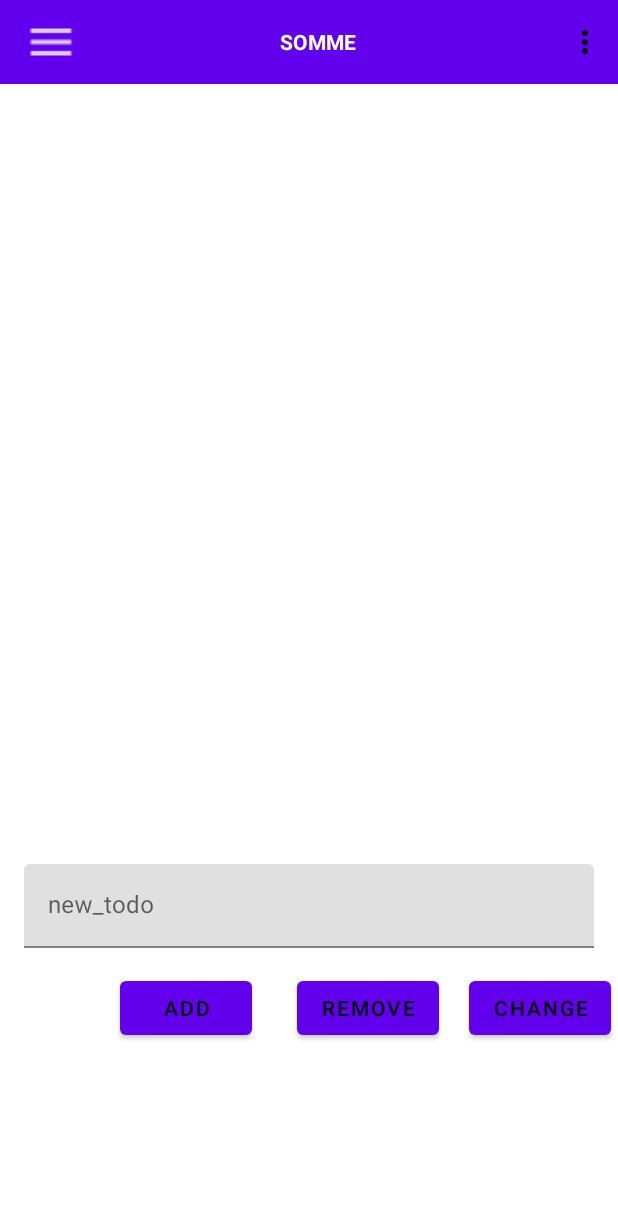
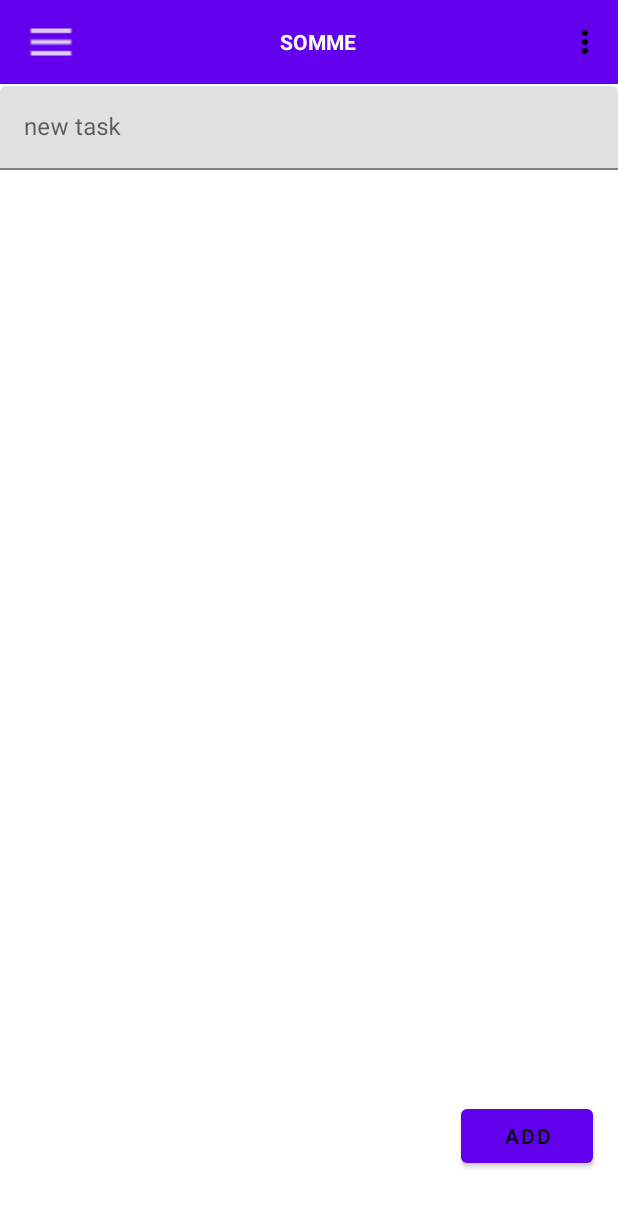
Before and after one commit to khalilkml/math, an Android app: the MainActivity screen opened directly, with no data from a screen before it, after a tap on an icon or button, on a phone screen of 412 x 824 dp. Shown: the top 1207 px of the screen. Run offline under Robolectric (Android 15) with nearby library versions, the phone set to English and light mode, and no system bars; our stand-ins replace Firebase (no records; nobody signed in at launch, a user with empty details on screens opened directly), navigation-ui; 1 other tap on this screen came first.

Commit message:
The task displaying order/back stacks are fixed

```diff
--- a/app/src/main/AndroidManifest.xml
+++ b/app/src/main/AndroidManifest.xml
@@ -56,6 +56,7 @@
         </activity>
         <activity
             android:name=".MainActivity"
+            android:windowSoftInputMode="adjustResize"
             android:exported="true">
             <intent-filter>
                 <action android:name="android.intent.action.MAIN" />
--- a/app/src/main/java/com/example/math/MainActivity.java
+++ b/app/src/main/java/com/example/math/MainActivity.java
@@ -6,9 +6,7 @@ import android.view.Menu;
 import android.view.MenuItem;
 import android.widget.TextView;
 
-
 import androidx.annotation.NonNull;
-import androidx.annotation.Nullable;
 import androidx.appcompat.app.AppCompatActivity;
 import androidx.appcompat.widget.Toolbar;
 import androidx.core.view.GravityCompat;
@@ -20,15 +18,11 @@ import androidx.navigation.ui.NavigationUI;
 
 import com.google.android.material.navigation.NavigationView;
 
-
 public class MainActivity extends AppCompatActivity {
 
     private Toolbar topAppBar;
-    NavController navController;
-
-    public MainActivity() {
-    }
-
+    private DrawerLayout drawerLayout;
+    private NavController navController;
 
     @Override
     protected void onCreate(Bundle savedInstanceState) {
@@ -38,31 +32,32 @@ public class MainActivity extends AppCompatActivity {
         topAppBar = findViewById(R.id.topAppBar);
         setSupportActionBar(topAppBar);
 
-        final DrawerLayout navigation_icon =findViewById(R.id.drawerLayout);
-        findViewById(R.id.navigation_up).setOnClickListener(view -> navigation_icon.openDrawer(GravityCompat.START));
+        drawerLayout = findViewById(R.id.drawerLayout);
+        findViewById(R.id.navigation_up).setOnClickListener(view -> drawerLayout.openDrawer(GravityCompat.START));
 
-        NavigationView navigation_icons =findViewById(R.id.navigation_icons);
-        navigation_icons.setItemIconTintList(null);
+        NavigationView navigationView = findViewById(R.id.navigation_icons);
+        navigationView.setItemIconTintList(null);
 
         navController = Navigation.findNavController(this, R.id.navHostFragment);
-        NavigationUI.setupWithNavController(navigation_icons ,navController);
+        NavigationUI.setupWithNavController(navigationView, navController);
 
         final TextView textTitle = findViewById(R.id.layout_title);
 
-        navController.addOnDestinationChangedListener((Controller, destination, bundle) -> textTitle.setText(destination.getLabel()));
+        navController.addOnDestinationChangedListener((controller, destination, arguments) ->
+                textTitle.setText(destination.getLabel()));
+    }
 
-
-
-
-    }
-    public void changeToFragment(int itemId) {
-        navController = Navigation.findNavController(this, R.id.navHostFragment);
-        navController.navigate(itemId);
+    @Override
+    public void onBackPressed() {
+        if (drawerLayout.isDrawerOpen(GravityCompat.START)) {
+            drawerLayout.closeDrawer(GravityCompat.START);
+        } else if (!navController.popBackStack()) {
+            super.onBackPressed();
+        }
     }
 
     @Override
     public boolean onCreateOptionsMenu(Menu menu) {
-        super.onCreateOptionsMenu(menu);
         getMenuInflater().inflate(R.menu.top_app_bar, menu);
         return true;
     }
@@ -72,12 +67,15 @@ public class MainActivity extends AppCompatActivity {
     public boolean onOptionsItemSelected(MenuItem item) {
         if (item.getItemId() == R.id.more) {
             System.out.println("setting");
-        } else if(item.getItemId() == R.id.About_us) {
+        } else if (item.getItemId() == R.id.About_us) {
             System.out.println("about us");
-        }else{
-            System.out.println("error");
+        } else {
             return super.onOptionsItemSelected(item);
         }
         return true;
     }
+
+    public void changeToFragment(int itemId) {
+        navController.navigate(itemId);
+    }
 }
--- a/app/src/main/java/com/example/math/Somme.java
+++ b/app/src/main/java/com/example/math/Somme.java
@@ -1,12 +1,12 @@
 package com.example.math;
 
-import android.content.DialogInterface;
+
+import android.annotation.SuppressLint;
 import android.os.Bundle;
 import android.util.Log;
 import android.view.LayoutInflater;
 import android.view.View;
 import android.view.ViewGroup;
-import android.widget.AdapterView;
 import android.widget.ArrayAdapter;
 import android.widget.Button;
 import android.widget.EditText;
@@ -18,6 +18,10 @@ import androidx.appcompat.app.AlertDialog;
 import androidx.fragment.app.Fragment;
 
 import java.util.ArrayList;
+import android.view.animation.AnimationUtils;
+import android.view.animation.Animation;
+
+
 
 public class Somme extends Fragment {
 
@@ -36,6 +40,7 @@ public class Somme extends Fragment {
         return inflater.inflate(R.layout.fragment_somme, container, false);
     }
 
+    @SuppressLint("ClickableViewAccessibility")
     @Override
     public void onViewCreated(@NonNull View view, Bundle savedInstanceState) {
         super.onViewCreated(view, savedInstanceState);
@@ -46,34 +51,54 @@ public class Somme extends Fragment {
         Button remove = view.findViewById(R.id.remove);
         Button change = view.findViewById(R.id.change);
         ListView taskList = view.findViewById(R.id.todoList);
-        ArrayAdapter adapter = new ArrayAdapter<>(requireContext(), android.R.layout.simple_list_item_1, new ArrayList<>(taskManager.getTasks()));
+        ArrayAdapter<String> adapter = new ArrayAdapter<>(requireContext(), android.R.layout.simple_list_item_1, new ArrayList<>(taskManager.getTasks()));
         taskList.setAdapter(adapter);
 
         // Set up click listener for "Add" button
-        addButton.setOnClickListener(new View.OnClickListener() {
-            @Override
-            public void onClick(View v) {
+        addButton.setOnClickListener(v -> {
+            // Create a dialog to choose an option
+            AlertDialog.Builder builder = new AlertDialog.Builder(getActivity());
+            builder.setTitle("Choose an Option");
+
+            // Set the single-choice options
+            String[] singleChoiceOptions = {"Option 1", "Option 2", "Option 3", "Option 4"};
+            final int[] checkedItem = {0}; // Default checked item
+
+            builder.setSingleChoiceItems(singleChoiceOptions, checkedItem[0], (dialog, which) -> {
+                // Handle option selection
+                checkedItem[0] = which; // Update the checked item index
+            });
+
+            // Set the positive button action to add the task
+            builder.setPositiveButton("Add", (dialog, which) -> {
                 String task = taskInput.getText().toString().trim();
 
                 if (!task.isEmpty()) {
-                    //Returning the task from the editetext
+                    // Process the selected option
+                    String selectedOption = singleChoiceOptions[checkedItem[0]];
+                    Log.d("Selected Option", selectedOption);
+
+                    // Add the task to the list and perform other actions
                     taskManager.addTask(task);
-                    //Prepare to update the list of tasks
                     adapter.clear();
-                    //Update task list
                     adapter.addAll(taskManager.getTasks());
-                    //Clear the taskinput
                     taskInput.setText("");
+
                     Log.d("Somme Fragment", "Added task: " + task);
                 }
-            }
             });
+
+            // Set the negative button action to cancel the dialog
+            builder.setNegativeButton("Cancel", (dialog, which) -> dialog.cancel());
+
+            // Show the dialog
+            builder.show();
+        });
+
         taskList.setChoiceMode(ListView.CHOICE_MODE_SINGLE);
 
         // Add a listener to the Remove button
-        remove.setOnClickListener(new View.OnClickListener() {
-            @Override
-            public void onClick(View v) {
+        remove.setOnClickListener(v -> {
             int position = taskList.getCheckedItemPosition();
             if (position != ListView.INVALID_POSITION) {
                 String task = (String) taskList.getItemAtPosition(position);
@@ -84,17 +109,14 @@ public class Somme extends Fragment {
             } else {
                 System.out.println("not");
             }
-            }
         });
 
-        change.setOnClickListener(new View.OnClickListener() {
-            @Override
-            public void onClick(View v) {
+        change.setOnClickListener(v -> {
             int position = taskList.getCheckedItemPosition();
             if (position != ListView.INVALID_POSITION) {
                 String task = (String) taskList.getItemAtPosition(position);
 
-                    // Create a dialog to get the new task name
+                // Create a dialog to get the new task name and select an option
                 AlertDialog.Builder builder = new AlertDialog.Builder(getActivity());
                 builder.setTitle("Change Task");
 
@@ -103,26 +125,31 @@ public class Somme extends Fragment {
                 input.setText(task);
                 builder.setView(input);
 
+                // Set the single-choice options
+                String[] singleChoiceOptions = {"important and urgent ", "important but not urgent", "not important but urgent", "not important and not urgent"};
+                final int[] checkedItem = {0}; // Default checked item
+
+                builder.setSingleChoiceItems(singleChoiceOptions, checkedItem[0], (dialog, which) -> {
+                    // Handle option selection
+                    checkedItem[0] = which; // Update the checked item index
+                });
+
                 // Set the positive button action to change the task
-                    builder.setPositiveButton("Change", new DialogInterface.OnClickListener() {
-                        @Override
-                        public void onClick(DialogInterface dialog, int which) {
+                builder.setPositiveButton("Change", (dialog, which) -> {
                     String newTask = input.getText().toString();
                     taskManager.changeTask(task, newTask);
                     adapter.remove(task);
                     adapter.insert(newTask, position);
                     taskList.setItemChecked(position, false);
                     taskList.setItemChecked(adapter.getPosition(newTask), true);
-                        }
+
+                    // Process the selected option
+                    String selectedOption = singleChoiceOptions[checkedItem[0]];
+                    Log.d("Selected Option", selectedOption);
                 });
 
                 // Set the negative button action to cancel the dialog
-                    builder.setNegativeButton("Cancel", new DialogInterface.OnClickListener() {
-                        @Override
-                        public void onClick(DialogInterface dialog, int which) {
-                            dialog.cancel();
-                        }
-                    });
+                builder.setNegativeButton("Cancel", (dialog, which) -> dialog.cancel());
 
                 // Show the dialog
                 builder.show();
@@ -130,28 +157,30 @@ public class Somme extends Fragment {
                 // No item is selected in the list
                 Toast.makeText(getActivity(), "Please select a task to change", Toast.LENGTH_SHORT).show();
             }
-            }
-        });
-
-        // Add a listener to the ListView
-        taskList.setOnItemClickListener(new AdapterView.OnItemClickListener() {
-            @Override
-            public void onItemClick(AdapterView<?> parent, View view, int position, long id) {
-                taskList.setItemChecked(position, true);
-            }
         });
 
 
-        // Set up long click listener for list items to delete tasks
-        /*taskList.setOnItemLongClickListener(new AdapterView.OnItemLongClickListener() {
-            @Override
-            public boolean onItemLongClick(AdapterView<?> parent, View view, int position, long id) {
-                String task = (String) parent.getItemAtPosition(position);
-                taskManager.removeTask(task);
-                adapter.clear();
-                adapter.addAll(taskManager.getTasks());
-                return true;
-            }
-        });*/
+
+
+        // Add a listener to the ListView
+        taskList.setOnItemClickListener((parent, view1, position, id) -> {
+            taskList.setItemChecked(position, true);
+            // Show the button
+            remove.setVisibility(View.VISIBLE);
+            change.setVisibility(View.VISIBLE);
+            // Apply animations (e.g., slide up animation)
+            Animation slideUp = AnimationUtils.loadAnimation(requireContext(), R.anim.slide_up);
+            remove.startAnimation(slideUp);
+            change.startAnimation(slideUp);
+        });
+        taskList.setOnTouchListener((v, event) -> {
+            // Clear item selection when touching outside the list
+            taskList.clearChoices();
+            remove.setVisibility(View.GONE);
+            change.setVisibility(View.GONE);
+            return false;
+        });
+
+
     }
 }
--- a/app/src/main/java/com/example/math/TaskManager.java
+++ b/app/src/main/java/com/example/math/TaskManager.java
@@ -47,7 +47,7 @@ public class TaskManager {
                 null,
                 null,
                 null,
-                TaskContract.TaskEntry.COLUMN_NAME_TASK + " ASC" // Order tasks by ascending order of their names
+                TaskContract.TaskEntry._ID + " DESC"
         );
         Set<String> tasks = new LinkedHashSet<>(); // Use LinkedHashSet to maintain the order of insertion
         while (cursor.moveToNext()) {
--- a/app/src/main/res/layout/fragment_somme.xml
+++ b/app/src/main/res/layout/fragment_somme.xml
@@ -1,29 +1,26 @@
 <?xml version="1.0" encoding="utf-8"?>
-<LinearLayout
+<ScrollView
     xmlns:android="http://schemas.android.com/apk/res/android"
-    xmlns:tools="http://schemas.android.com/tools"
+    xmlns:app="http://schemas.android.com/apk/res-auto"
+    android:layout_width="match_parent"
+    android:layout_height="match_parent"
+    app:layout_constraintBottom_toBottomOf="parent">
+
+    <androidx.constraintlayout.widget.ConstraintLayout
         android:orientation="vertical"
         android:layout_width="match_parent"
         android:layout_height="match_parent">
-
-    <!-- To-Do List -->
-    <ListView
-        android:id="@+id/todoList"
-        android:layout_width="match_parent"
-        android:listSelector="@color/purple_200"
-        android:layout_height="560dp"
-        android:clickable="true"
-        android:orientation="vertical"
-        android:paddingTop="55dp"
-        android:focusable="true" />
 
         <!-- Add New To-Do -->
         <com.google.android.material.textfield.TextInputLayout
             android:id="@+id/inputLayout"
             android:layout_width="match_parent"
             android:layout_height="wrap_content"
-        android:layout_margin="16dp"
-        android:hint="@string/new_todo">
+            android:layout_marginTop="57dp"
+            android:hint="@string/new_todo"
+            app:layout_constraintEnd_toEndOf="parent"
+            app:layout_constraintStart_toStartOf="parent"
+            app:layout_constraintTop_toTopOf="parent">
 
             <com.google.android.material.textfield.TextInputEditText
                 android:id="@+id/add_task"
@@ -33,42 +30,65 @@
 
         </com.google.android.material.textfield.TextInputLayout>
 
+        <!-- To-Do List -->
+
         <!-- Add Button -->
 
-    <LinearLayout
+        <ListView
+            android:id="@+id/todoList"
             android:layout_width="match_parent"
-        android:layout_height="match_parent"
-        android:orientation="horizontal">
-        <!-- Add Button -->
+            android:layout_height="620dp"
+            android:clickable="true"
+            android:focusable="true"
+            android:listSelector="@color/purple_200"
+            android:orientation="vertical"
+            android:paddingTop="5dp"
+            app:layout_constraintBottom_toTopOf="@+id/addButton"
+            app:layout_constraintEnd_toEndOf="parent"
+            app:layout_constraintHorizontal_bias="0.0"
+            app:layout_constraintStart_toStartOf="parent"
+            app:layout_constraintTop_toBottomOf="@+id/inputLayout"
+            app:layout_constraintVertical_bias="0.0" />
 
         <Button
             android:id="@+id/addButton"
             android:layout_width="wrap_content"
             android:layout_height="wrap_content"
             android:layout_gravity="end"
-            android:layout_marginLeft="80dp"
-            android:text="@string/add" />
+            android:text="@string/add"
+            app:layout_constraintBottom_toBottomOf="parent"
+            app:layout_constraintEnd_toEndOf="parent"
+            app:layout_constraintHorizontal_bias="0.771"
+            app:layout_constraintStart_toEndOf="@+id/remove"
+            app:layout_constraintTop_toTopOf="parent"
+            app:layout_constraintVertical_bias="0.976" />
 
         <Button
             android:id="@+id/remove"
             android:layout_width="wrap_content"
             android:layout_height="wrap_content"
             android:layout_gravity="end"
-            android:layout_marginLeft="30dp"
-            android:text="@string/remove" />
+            android:layout_marginStart="16dp"
+            android:text="@string/remove"
+            android:visibility="invisible"
+            app:layout_constraintBottom_toBottomOf="parent"
+            app:layout_constraintEnd_toEndOf="parent"
+            app:layout_constraintHorizontal_bias="0.225"
+            app:layout_constraintStart_toEndOf="@+id/change"
+            app:layout_constraintTop_toTopOf="parent"
+            app:layout_constraintVertical_bias="0.979" />
+
         <Button
             android:id="@+id/change"
             android:layout_width="wrap_content"
             android:layout_height="wrap_content"
             android:layout_gravity="end"
-            android:layout_marginLeft="20dp"
-            android:text="@string/change" />
-    </LinearLayout>
+            android:text="@string/change"
+            android:visibility="invisible"
+            app:layout_constraintBottom_toBottomOf="parent"
+            app:layout_constraintStart_toStartOf="parent"
+            app:layout_constraintTop_toTopOf="parent"
+            app:layout_constraintVertical_bias="0.976" />
 
-    <TextView
-        android:id="@+id/star"
-        android:layout_width="wrap_content"
-        android:layout_height="wrap_content"
-        android:text="@string/starte" />
-
-</LinearLayout>
+    </androidx.constraintlayout.widget.ConstraintLayout>
+</ScrollView>
--- a/app/src/main/res/navigation/main.xml
+++ b/app/src/main/res/navigation/main.xml
@@ -9,7 +9,11 @@
         android:id="@+id/home"
         android:name="com.example.math.Home"
         android:label="@string/USER_INFORMATIONS"
-        tools:layout="@layout/fragment_home" />
+        tools:layout="@layout/fragment_home" >
+        <action
+            android:id="@+id/action_home_to_somme"
+            app:destination="@id/somme" />
+    </fragment>
     <fragment
         android:id="@+id/division"
         android:name="com.example.math.Devision"
@@ -29,7 +33,11 @@
         android:id="@+id/somme"
         android:name="com.example.math.Somme"
         android:label="@string/SOMME"
-        tools:layout="@layout/fragment_somme" />
+        tools:layout="@layout/fragment_somme" >
+        <action
+            android:id="@+id/action_somme_to_home"
+            app:destination="@id/home" />
+    </fragment>
     <fragment
         android:id="@+id/soustraction"
         android:name="com.example.math.Soustraction"
--- a/app/src/main/res/values/strings.xml
+++ b/app/src/main/res/values/strings.xml
@@ -56,7 +56,7 @@
     <string name="facebook_client_token">56789</string>
     <string name="light_mode">Light Mode</string>
     <string name="dark_mode">Dark_mode</string>
-    <string name="new_todo">new_todo</string>
+    <string name="new_todo">new task</string>
     <string name="add">add</string>
     <string name="starte">★</string>
     <string name="remove">remove</string>
--- a/build.gradle
+++ b/build.gradle
@@ -1,10 +1,10 @@
 buildscript {
     dependencies {
         classpath 'com.google.gms:google-services:4.3.15'
-        classpath 'com.android.tools.build:gradle:8.0.2'
+        classpath 'com.android.tools.build:gradle:8.1.0-rc01'
     }
 }// Top-level build file where you can add configuration options common to all sub-projects/modules.
 plugins {
-    id 'com.android.application' version '8.0.2' apply false
-    id 'com.android.library' version '8.0.2' apply false
+    id 'com.android.application' version '8.1.0-rc01' apply false
+    id 'com.android.library' version '8.1.0-rc01' apply false
 }
```
Also changed, not shown: app/src/main/res/anim/slide_up.xml (added, +7 -0 lines). Lines whose indentation alone changed are shown as unchanged.
